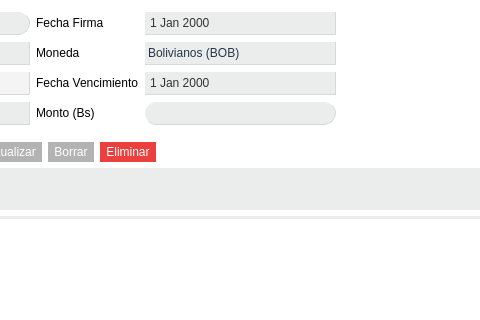
Before: the Qt Designer form Finanzas/LineaDeCredito.ui in altitude-solutions/Finanzas, drawn with Qt 5; both pictures show x 581 to 1061 and y 0 to 320 of the 1228 by 774 pixel window.
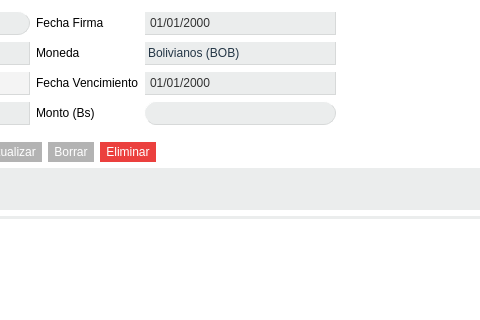
After: the same form once the commit is applied. Icons and pictures are not drawn.

Commit message: all date formats to dd/MM/yyyy

Patch:
```diff
--- a/Finanzas/LineaDeCredito.ui
+++ b/Finanzas/LineaDeCredito.ui
@@ -413,6 +413,9 @@
 
 </string>
           </property>
+          <property name="displayFormat">
+           <string>dd/MM/yyyy</string>
+          </property>
           <property name="calendarPopup">
            <bool>true</bool>
           </property>
@@ -664,6 +667,9 @@
 
 </string>
           </property>
+          <property name="displayFormat">
+           <string>dd/MM/yyyy</string>
+          </property>
           <property name="calendarPopup">
            <bool>true</bool>
           </property>
```
The commit also changes 7 other files.
